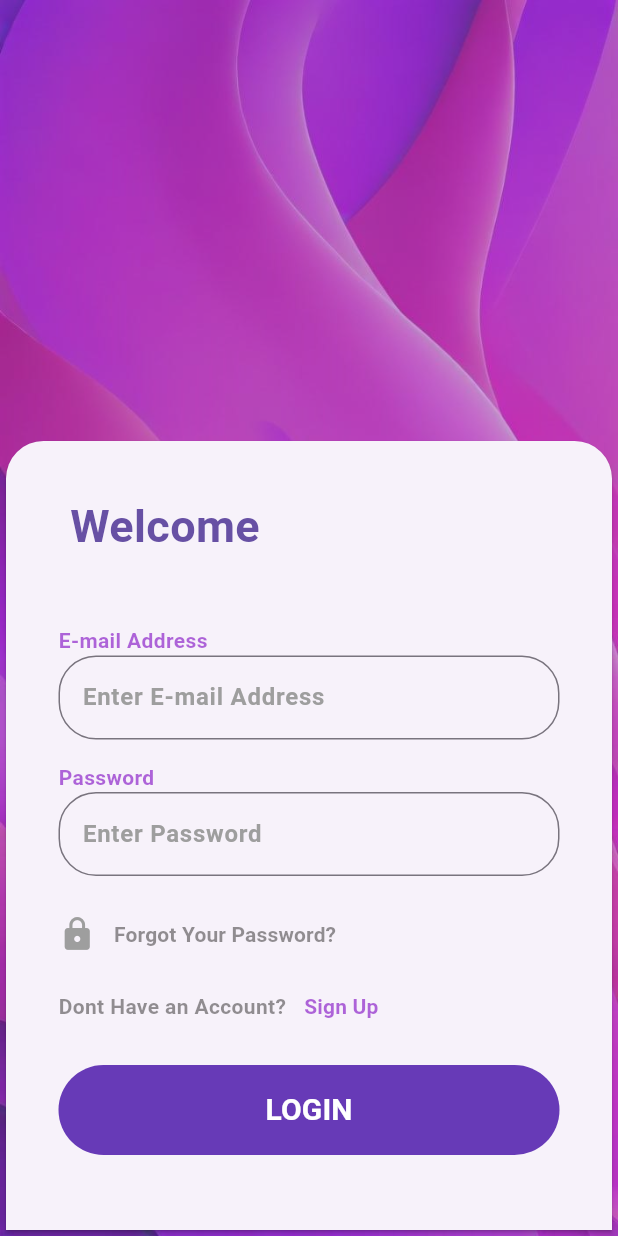
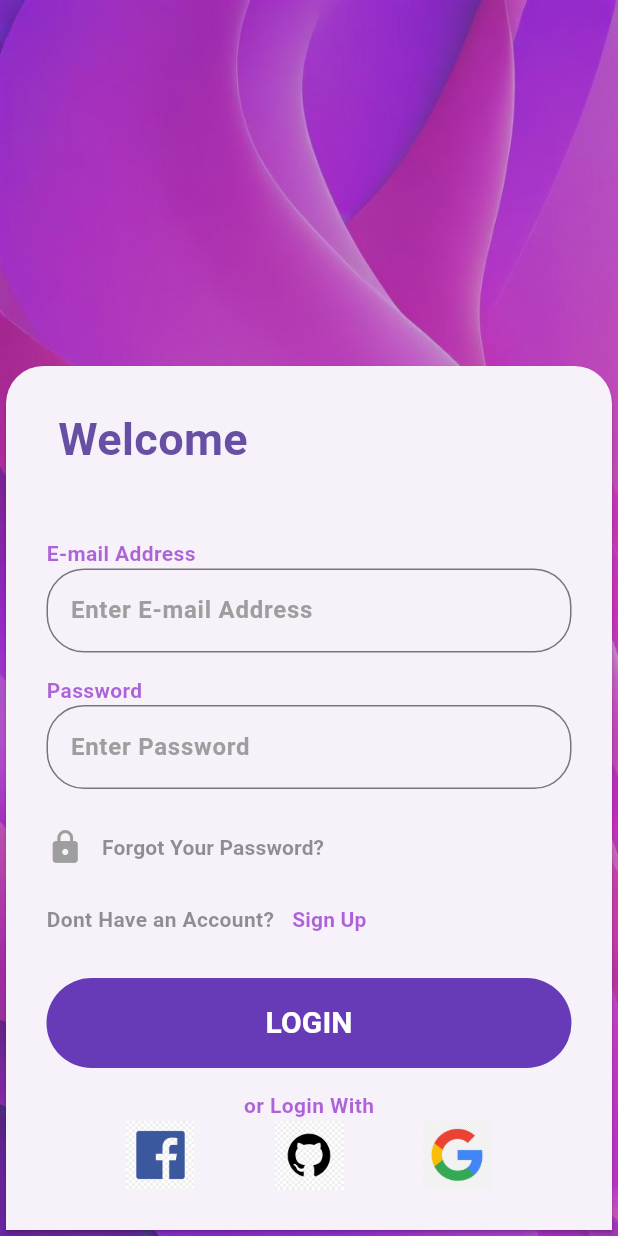
Before and after one commit to MrRishabThapa/VELnote_project_frontend, a Flutter app: the screen it shows after launch, on a phone screen of 412 x 824 dp. Run offline on Flutter 3.47's test engine with Material 3 defaults, Android fonts, the phone set to English and light mode, and no system bars.

Commit message:
adding other login

```diff
--- a/lib/logIn.dart
+++ b/lib/logIn.dart
@@ -68,7 +68,7 @@ class _MyLogInState extends State<MyLogIn> {
             topRight: Radius.circular(25),
           )),
           child: Padding(
-            padding: const EdgeInsets.all(35.0),
+            padding: const EdgeInsets.all(27.0),
             child: _bulidForm(),
           )),
     );
@@ -98,6 +98,7 @@ class _MyLogInState extends State<MyLogIn> {
         const SizedBox(height: 15),
         _buildLogInButton(),
         const SizedBox(height: 15),
+        _buildOtherLogin()
       ],
     );
   }
@@ -185,6 +186,23 @@ class _MyLogInState extends State<MyLogIn> {
     );
   }
 
+  Widget _buildOtherLogin() {
+    return Center(
+        child: Column(
+      children: [
+        _makeGreyText('or Login With', TextStyle(fontSize: 15)),
+        Row(
+          mainAxisAlignment: MainAxisAlignment.spaceEvenly,
+          children: [
+            Tab(icon: Image.asset("assets/fb.png")),
+            Tab(icon: Image.asset('assets/github.png')),
+            Tab(icon: Image.asset('assets/google.png'))
+          ],
+        )
+      ],
+    ));
+  }
+
   Widget _buildSignUpConnector() {
     return Row(
       mainAxisAlignment: MainAxisAlignment.spaceBetween,
```
